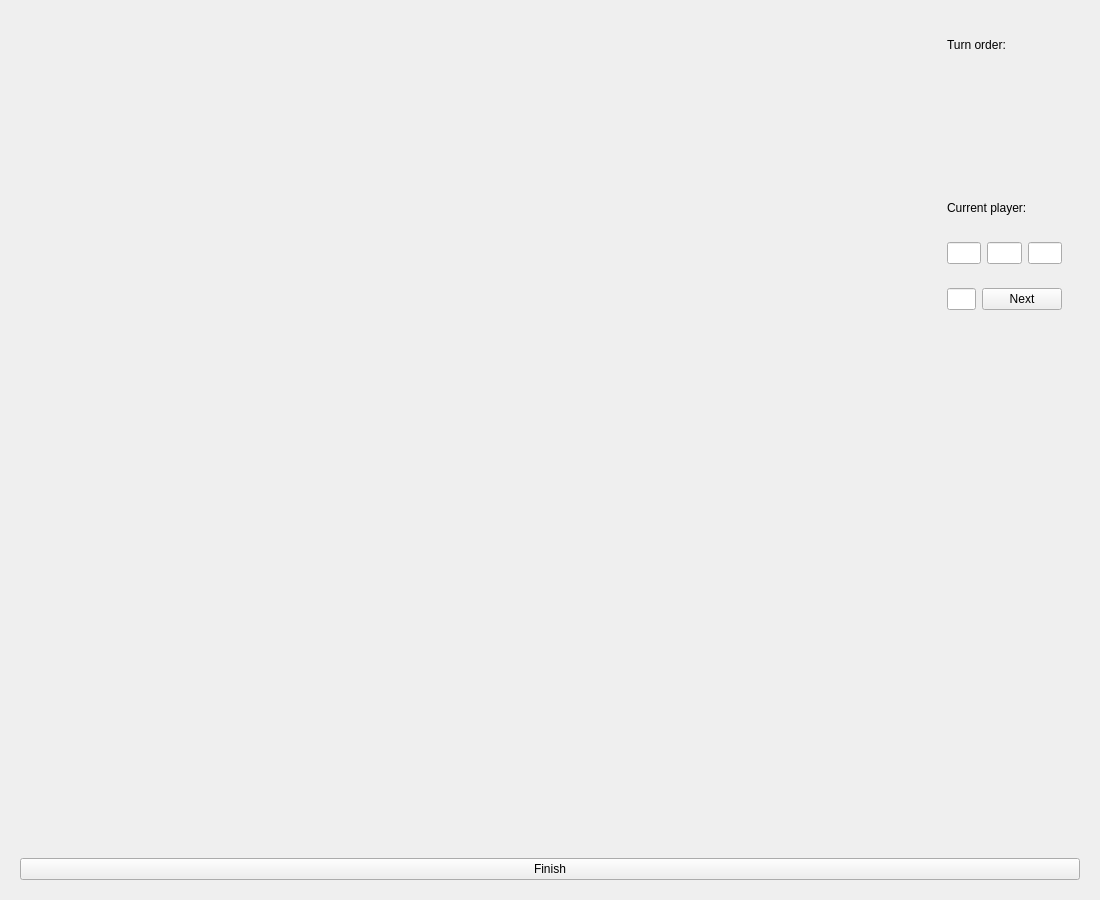
Before: the Qt Designer form pydarts/widgets/ui/game_widget.ui in shyguys/pydarts, drawn with Qt 5.
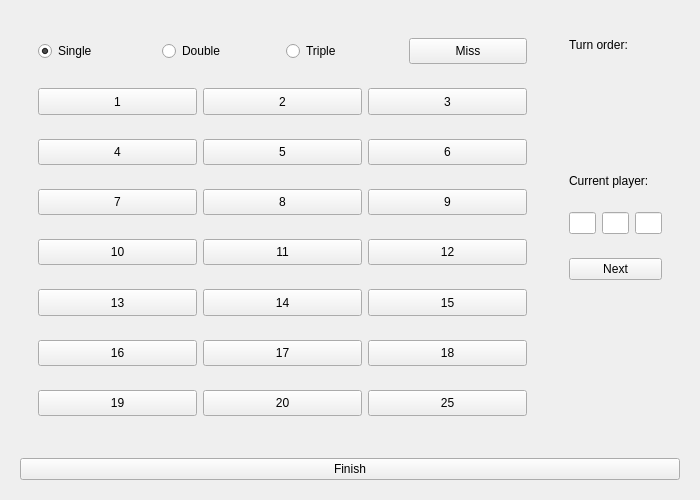
After: the same form once the commit is applied.

Commit message: feat: throw input

Diff of the .ui file:
```diff
--- a/pydarts/widgets/ui/game_widget.ui
+++ b/pydarts/widgets/ui/game_widget.ui
@@ -6,20 +6,20 @@
    <rect>
     <x>0</x>
     <y>0</y>
-    <width>1100</width>
-    <height>900</height>
+    <width>700</width>
+    <height>500</height>
    </rect>
   </property>
   <property name="minimumSize">
    <size>
-    <width>1100</width>
-    <height>900</height>
+    <width>700</width>
+    <height>500</height>
    </size>
   </property>
   <property name="maximumSize">
    <size>
-    <width>1100</width>
-    <height>900</height>
+    <width>700</width>
+    <height>500</height>
    </size>
   </property>
   <property name="windowTitle">
@@ -43,7 +43,387 @@
           <verstretch>0</verstretch>
          </sizepolicy>
         </property>
-        <layout class="QVBoxLayout" name="verticalLayout_4"/>
+        <layout class="QVBoxLayout" name="verticalLayout_4">
+         <item>
+          <widget class="QWidget" name="input_1_widget" native="true">
+           <layout class="QHBoxLayout" name="horizontalLayout_3">
+            <item>
+             <widget class="QRadioButton" name="input_single_radio_button">
+              <property name="text">
+               <string>Single</string>
+              </property>
+              <property name="checked">
+               <bool>true</bool>
+              </property>
+              <property name="autoExclusive">
+               <bool>true</bool>
+              </property>
+             </widget>
+            </item>
+            <item>
+             <widget class="QRadioButton" name="input_double_radio_button">
+              <property name="sizePolicy">
+               <sizepolicy hsizetype="Minimum" vsizetype="Minimum">
+                <horstretch>0</horstretch>
+                <verstretch>0</verstretch>
+               </sizepolicy>
+              </property>
+              <property name="text">
+               <string>Double</string>
+              </property>
+              <property name="autoExclusive">
+               <bool>true</bool>
+              </property>
+             </widget>
+            </item>
+            <item>
+             <widget class="QRadioButton" name="input_triple_radio_button">
+              <property name="sizePolicy">
+               <sizepolicy hsizetype="Minimum" vsizetype="Minimum">
+                <horstretch>0</horstretch>
+                <verstretch>0</verstretch>
+               </sizepolicy>
+              </property>
+              <property name="text">
+               <string>Triple</string>
+              </property>
+              <property name="autoExclusive">
+               <bool>true</bool>
+              </property>
+             </widget>
+            </item>
+            <item>
+             <widget class="QPushButton" name="input_miss_push_button">
+              <property name="sizePolicy">
+               <sizepolicy hsizetype="Minimum" vsizetype="Minimum">
+                <horstretch>0</horstretch>
+                <verstretch>0</verstretch>
+               </sizepolicy>
+              </property>
+              <property name="text">
+               <string>Miss</string>
+              </property>
+             </widget>
+            </item>
+           </layout>
+          </widget>
+         </item>
+         <item>
+          <widget class="QWidget" name="input_2_widget" native="true">
+           <layout class="QHBoxLayout" name="horizontalLayout_8">
+            <item>
+             <widget class="QPushButton" name="input_1_push_button">
+              <property name="sizePolicy">
+               <sizepolicy hsizetype="Minimum" vsizetype="Minimum">
+                <horstretch>0</horstretch>
+                <verstretch>0</verstretch>
+               </sizepolicy>
+              </property>
+              <property name="text">
+               <string>1</string>
+              </property>
+             </widget>
+            </item>
+            <item>
+             <widget class="QPushButton" name="input_2_push_button">
+              <property name="sizePolicy">
+               <sizepolicy hsizetype="Minimum" vsizetype="Minimum">
+                <horstretch>0</horstretch>
+                <verstretch>0</verstretch>
+               </sizepolicy>
+              </property>
+              <property name="text">
+               <string>2</string>
+              </property>
+             </widget>
+            </item>
+            <item>
+             <widget class="QPushButton" name="input_3_push_button">
+              <property name="sizePolicy">
+               <sizepolicy hsizetype="Minimum" vsizetype="Minimum">
+                <horstretch>0</horstretch>
+                <verstretch>0</verstretch>
+               </sizepolicy>
+              </property>
+              <property name="text">
+               <string>3</string>
+              </property>
+             </widget>
+            </item>
+           </layout>
+          </widget>
+         </item>
+         <item>
+          <widget class="QWidget" name="input_3_widget" native="true">
+           <layout class="QHBoxLayout" name="horizontalLayout_9">
+            <item>
+             <widget class="QPushButton" name="input_4_push_button">
+              <property name="sizePolicy">
+               <sizepolicy hsizetype="Minimum" vsizetype="Minimum">
+                <horstretch>0</horstretch>
+                <verstretch>0</verstretch>
+               </sizepolicy>
+              </property>
+              <property name="text">
+               <string>4</string>
+              </property>
+             </widget>
+            </item>
+            <item>
+             <widget class="QPushButton" name="input_5_push_button">
+              <property name="sizePolicy">
+               <sizepolicy hsizetype="Minimum" vsizetype="Minimum">
+                <horstretch>0</horstretch>
+                <verstretch>0</verstretch>
+               </sizepolicy>
+              </property>
+              <property name="text">
+               <string>5</string>
+              </property>
+             </widget>
+            </item>
+            <item>
+             <widget class="QPushButton" name="input_6_push_button">
+              <property name="sizePolicy">
+               <sizepolicy hsizetype="Minimum" vsizetype="Minimum">
+                <horstretch>0</horstretch>
+                <verstretch>0</verstretch>
+               </sizepolicy>
+              </property>
+              <property name="text">
+               <string>6</string>
+              </property>
+             </widget>
+            </item>
+           </layout>
+          </widget>
+         </item>
+         <item>
+          <widget class="QWidget" name="input_4_widget" native="true">
+           <layout class="QHBoxLayout" name="horizontalLayout_10">
+            <item>
+             <widget class="QPushButton" name="input_7_push_button">
+              <property name="sizePolicy">
+               <sizepolicy hsizetype="Minimum" vsizetype="Minimum">
+                <horstretch>0</horstretch>
+                <verstretch>0</verstretch>
+               </sizepolicy>
+              </property>
+              <property name="text">
+               <string>7</string>
+              </property>
+             </widget>
+            </item>
+            <item>
+             <widget class="QPushButton" name="input_8_push_button">
+              <property name="sizePolicy">
+               <sizepolicy hsizetype="Minimum" vsizetype="Minimum">
+                <horstretch>0</horstretch>
+                <verstretch>0</verstretch>
+               </sizepolicy>
+              </property>
+              <property name="text">
+               <string>8</string>
+              </property>
+             </widget>
+            </item>
+            <item>
+             <widget class="QPushButton" name="input_9_push_button">
+              <property name="sizePolicy">
+               <sizepolicy hsizetype="Minimum" vsizetype="Minimum">
+                <horstretch>0</horstretch>
+                <verstretch>0</verstretch>
+               </sizepolicy>
+              </property>
+              <property name="text">
+               <string>9</string>
+              </property>
+             </widget>
+            </item>
+           </layout>
+          </widget>
+         </item>
+         <item>
+          <widget class="QWidget" name="input_5_widget" native="true">
+           <layout class="QHBoxLayout" name="horizontalLayout_11">
+            <item>
+             <widget class="QPushButton" name="input_10_push_button">
+              <property name="sizePolicy">
+               <sizepolicy hsizetype="Minimum" vsizetype="Minimum">
+                <horstretch>0</horstretch>
+                <verstretch>0</verstretch>
+               </sizepolicy>
+              </property>
+              <property name="text">
+               <string>10</string>
+              </property>
+             </widget>
+            </item>
+            <item>
+             <widget class="QPushButton" name="input_11_push_button">
+              <property name="sizePolicy">
+               <sizepolicy hsizetype="Minimum" vsizetype="Minimum">
+                <horstretch>0</horstretch>
+                <verstretch>0</verstretch>
+               </sizepolicy>
+              </property>
+              <property name="text">
+               <string>11</string>
+              </property>
+             </widget>
+            </item>
+            <item>
+             <widget class="QPushButton" name="input_12_push_button">
+              <property name="sizePolicy">
+               <sizepolicy hsizetype="Minimum" vsizetype="Minimum">
+                <horstretch>0</horstretch>
+                <verstretch>0</verstretch>
+               </sizepolicy>
+              </property>
+              <property name="text">
+               <string>12</string>
+              </property>
+             </widget>
+            </item>
+           </layout>
+          </widget>
+         </item>
+         <item>
+          <widget class="QWidget" name="input_6_widget" native="true">
+           <layout class="QHBoxLayout" name="horizontalLayout_12">
+            <item>
+             <widget class="QPushButton" name="input_13_push_button">
+              <property name="sizePolicy">
+               <sizepolicy hsizetype="Minimum" vsizetype="Minimum">
+                <horstretch>0</horstretch>
+                <verstretch>0</verstretch>
+               </sizepolicy>
+              </property>
+              <property name="text">
+               <string>13</string>
+              </property>
+             </widget>
+            </item>
+            <item>
+             <widget class="QPushButton" name="input_14_push_button">
+              <property name="sizePolicy">
+               <sizepolicy hsizetype="Minimum" vsizetype="Minimum">
+                <horstretch>0</horstretch>
+                <verstretch>0</verstretch>
+               </sizepolicy>
+              </property>
+              <property name="text">
+               <string>14</string>
+              </property>
+             </widget>
+            </item>
+            <item>
+             <widget class="QPushButton" name="input_15_push_button">
+              <property name="sizePolicy">
+               <sizepolicy hsizetype="Minimum" vsizetype="Minimum">
+                <horstretch>0</horstretch>
+                <verstretch>0</verstretch>
+               </sizepolicy>
+              </property>
+              <property name="text">
+               <string>15</string>
+              </property>
+             </widget>
+            </item>
+           </layout>
+          </widget>
+         </item>
+         <item>
+          <widget class="QWidget" name="input_7_widget" native="true">
+           <layout class="QHBoxLayout" name="horizontalLayout_13">
+            <item>
+             <widget class="QPushButton" name="input_16_push_button">
+              <property name="sizePolicy">
+               <sizepolicy hsizetype="Minimum" vsizetype="Minimum">
+                <horstretch>0</horstretch>
+                <verstretch>0</verstretch>
+               </sizepolicy>
+              </property>
+              <property name="text">
+               <string>16</string>
+              </property>
+             </widget>
+            </item>
+            <item>
+             <widget class="QPushButton" name="input_17_push_button">
+              <property name="sizePolicy">
+               <sizepolicy hsizetype="Minimum" vsizetype="Minimum">
+                <horstretch>0</horstretch>
+                <verstretch>0</verstretch>
+               </sizepolicy>
+              </property>
+              <property name="text">
+               <string>17</string>
+              </property>
+             </widget>
+            </item>
+            <item>
+             <widget class="QPushButton" name="input_18_push_button">
+              <property name="sizePolicy">
+               <sizepolicy hsizetype="Minimum" vsizetype="Minimum">
+                <horstretch>0</horstretch>
+                <verstretch>0</verstretch>
+               </sizepolicy>
+              </property>
+              <property name="text">
+               <string>18</string>
+              </property>
+             </widget>
+            </item>
+           </layout>
+          </widget>
+         </item>
+         <item>
+          <widget class="QWidget" name="input_8_widget" native="true">
+           <layout class="QHBoxLayout" name="horizontalLayout_14">
+            <item>
+             <widget class="QPushButton" name="input_19_push_button">
+              <property name="sizePolicy">
+               <sizepolicy hsizetype="Minimum" vsizetype="Minimum">
+                <horstretch>0</horstretch>
+                <verstretch>0</verstretch>
+               </sizepolicy>
+              </property>
+              <property name="text">
+               <string>19</string>
+              </property>
+             </widget>
+            </item>
+            <item>
+             <widget class="QPushButton" name="input_20_push_button">
+              <property name="sizePolicy">
+               <sizepolicy hsizetype="Minimum" vsizetype="Minimum">
+                <horstretch>0</horstretch>
+                <verstretch>0</verstretch>
+               </sizepolicy>
+              </property>
+              <property name="text">
+               <string>20</string>
+              </property>
+             </widget>
+            </item>
+            <item>
+             <widget class="QPushButton" name="input_25_push_button">
+              <property name="sizePolicy">
+               <sizepolicy hsizetype="Minimum" vsizetype="Minimum">
+                <horstretch>0</horstretch>
+                <verstretch>0</verstretch>
+               </sizepolicy>
+              </property>
+              <property name="text">
+               <string>25</string>
+              </property>
+             </widget>
+            </item>
+           </layout>
+          </widget>
+         </item>
+        </layout>
        </widget>
       </item>
       <item>
@@ -60,7 +440,7 @@
            <property name="sizePolicy">
             <sizepolicy hsizetype="Preferred" vsizetype="Preferred">
              <horstretch>0</horstretch>
-             <verstretch>4</verstretch>
+             <verstretch>1</verstretch>
             </sizepolicy>
            </property>
            <layout class="QHBoxLayout" name="horizontalLayout_7">
@@ -107,7 +487,7 @@
            <property name="sizePolicy">
             <sizepolicy hsizetype="Preferred" vsizetype="Preferred">
              <horstretch>0</horstretch>
-             <verstretch>1</verstretch>
+             <verstretch>0</verstretch>
             </sizepolicy>
            </property>
            <layout class="QHBoxLayout" name="horizontalLayout_2">
@@ -148,7 +528,7 @@
            <property name="sizePolicy">
             <sizepolicy hsizetype="Preferred" vsizetype="Preferred">
              <horstretch>0</horstretch>
-             <verstretch>1</verstretch>
+             <verstretch>0</verstretch>
             </sizepolicy>
            </property>
            <layout class="QHBoxLayout" name="horizontalLayout_4">
@@ -187,13 +567,10 @@
            <property name="sizePolicy">
             <sizepolicy hsizetype="Preferred" vsizetype="Preferred">
              <horstretch>0</horstretch>
-             <verstretch>1</verstretch>
+             <verstretch>0</verstretch>
             </sizepolicy>
            </property>
            <layout class="QHBoxLayout" name="horizontalLayout_5">
-            <item>
-             <widget class="QLineEdit" name="throw_input_line_edit"/>
-            </item>
             <item>
              <widget class="QPushButton" name="next_turn_push_button">
               <property name="text">
@@ -209,7 +586,7 @@
            <property name="sizePolicy">
             <sizepolicy hsizetype="Preferred" vsizetype="Preferred">
              <horstretch>0</horstretch>
-             <verstretch>13</verstretch>
+             <verstretch>1</verstretch>
             </sizepolicy>
            </property>
            <layout class="QHBoxLayout" name="horizontalLayout_6">
```
The commit also changes 2 other files.
